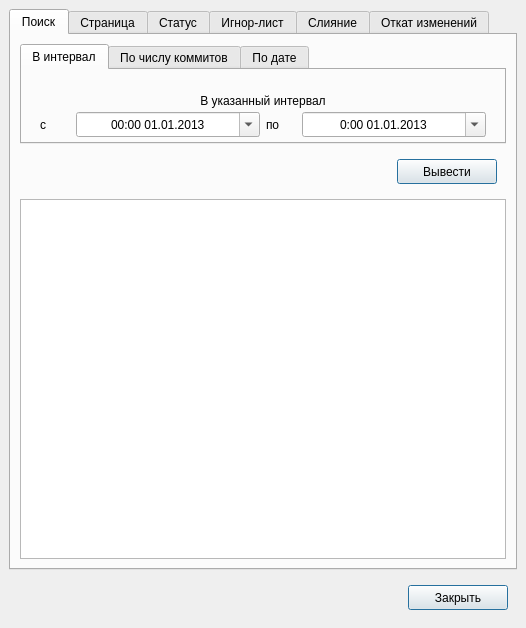
Old version of the form sources/ctrlconf/gitwin.ui in the repository arcan1s/git-etc.
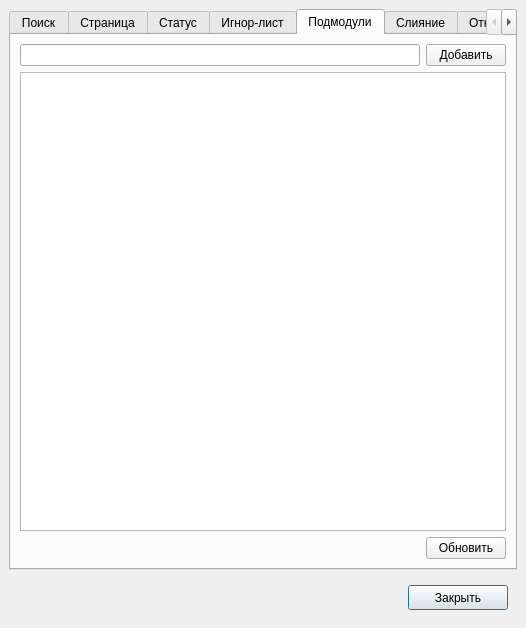
New version of the form. The open tabs and pages were chosen to show the change.

```diff
--- a/sources/ctrlconf/gitwin.ui
+++ b/sources/ctrlconf/gitwin.ui
@@ -965,6 +965,54 @@
         </item>
        </layout>
       </widget>
+      <widget class="QWidget" name="tab_submodules">
+       <attribute name="title">
+        <string>Подмодули</string>
+       </attribute>
+       <layout class="QVBoxLayout" name="verticalLayout">
+        <item>
+         <layout class="QHBoxLayout" name="layout_addSubmodule">
+          <item>
+           <widget class="QLineEdit" name="lineEdit_addSubmodule"/>
+          </item>
+          <item>
+           <widget class="QPushButton" name="pushButton_addSubmodule">
+            <property name="text">
+             <string>Добавить</string>
+            </property>
+           </widget>
+          </item>
+         </layout>
+        </item>
+        <item>
+         <widget class="QListWidget" name="listWidget_submodule"/>
+        </item>
+        <item>
+         <layout class="QHBoxLayout" name="horizontalLayout">
+          <item>
+           <spacer name="horizontalSpacer">
+            <property name="orientation">
+             <enum>Qt::Horizontal</enum>
+            </property>
+            <property name="sizeHint" stdset="0">
+             <size>
+              <width>40</width>
+              <height>20</height>
+             </size>
+            </property>
+           </spacer>
+          </item>
+          <item>
+           <widget class="QPushButton" name="pushButton_refreshSubmodules">
+            <property name="text">
+             <string>Обновить</string>
+            </property>
+           </widget>
+          </item>
+         </layout>
+        </item>
+       </layout>
+      </widget>
       <widget class="QWidget" name="tab_merge">
        <attribute name="title">
         <string>Слияние</string>
```
Left out of the diff: 12 changed lines with no effect on the pictures.
